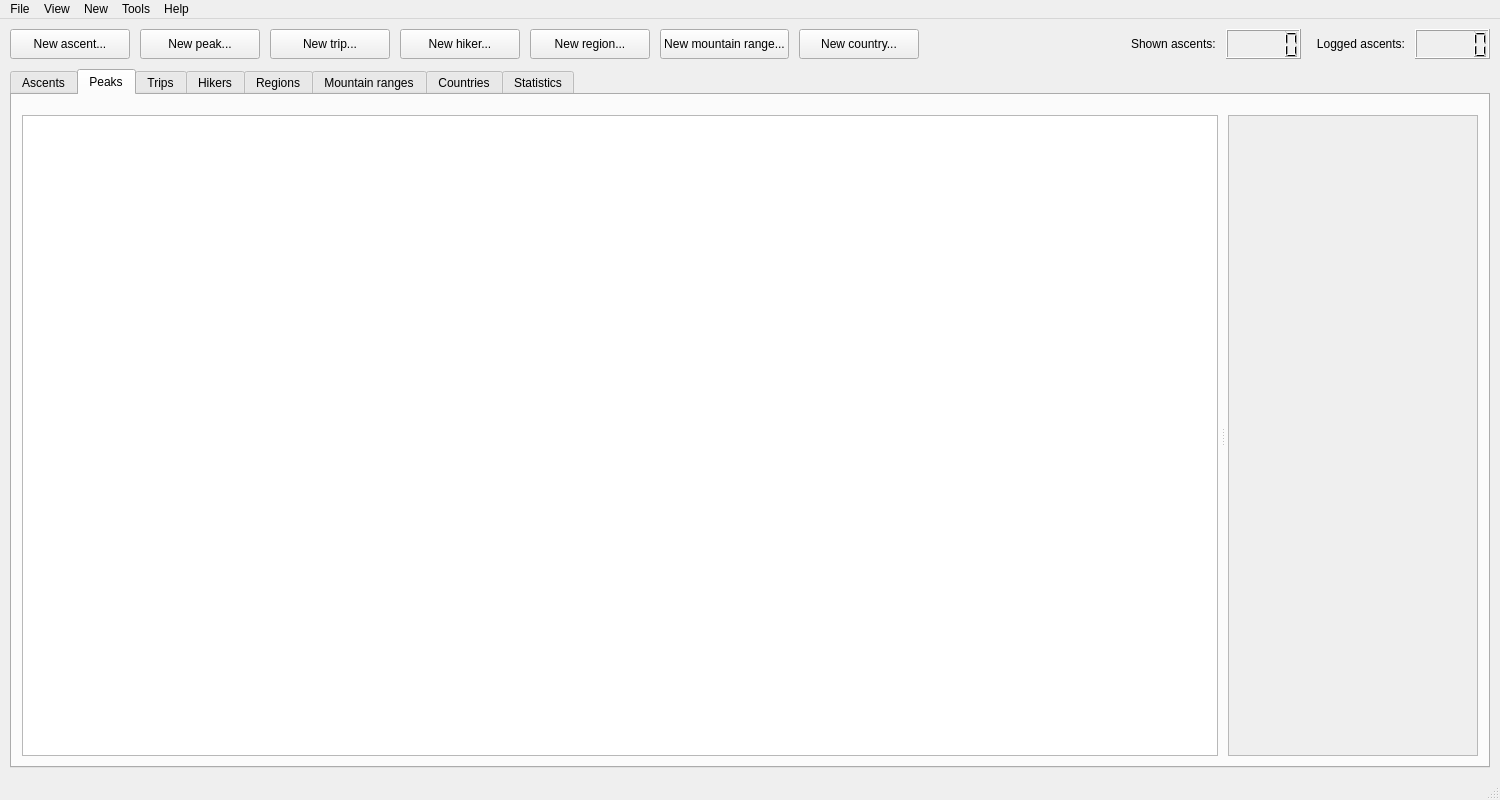
The window that src/ui/main_window.ui (svetter/pal) describes before a commit, drawn with Qt 5.
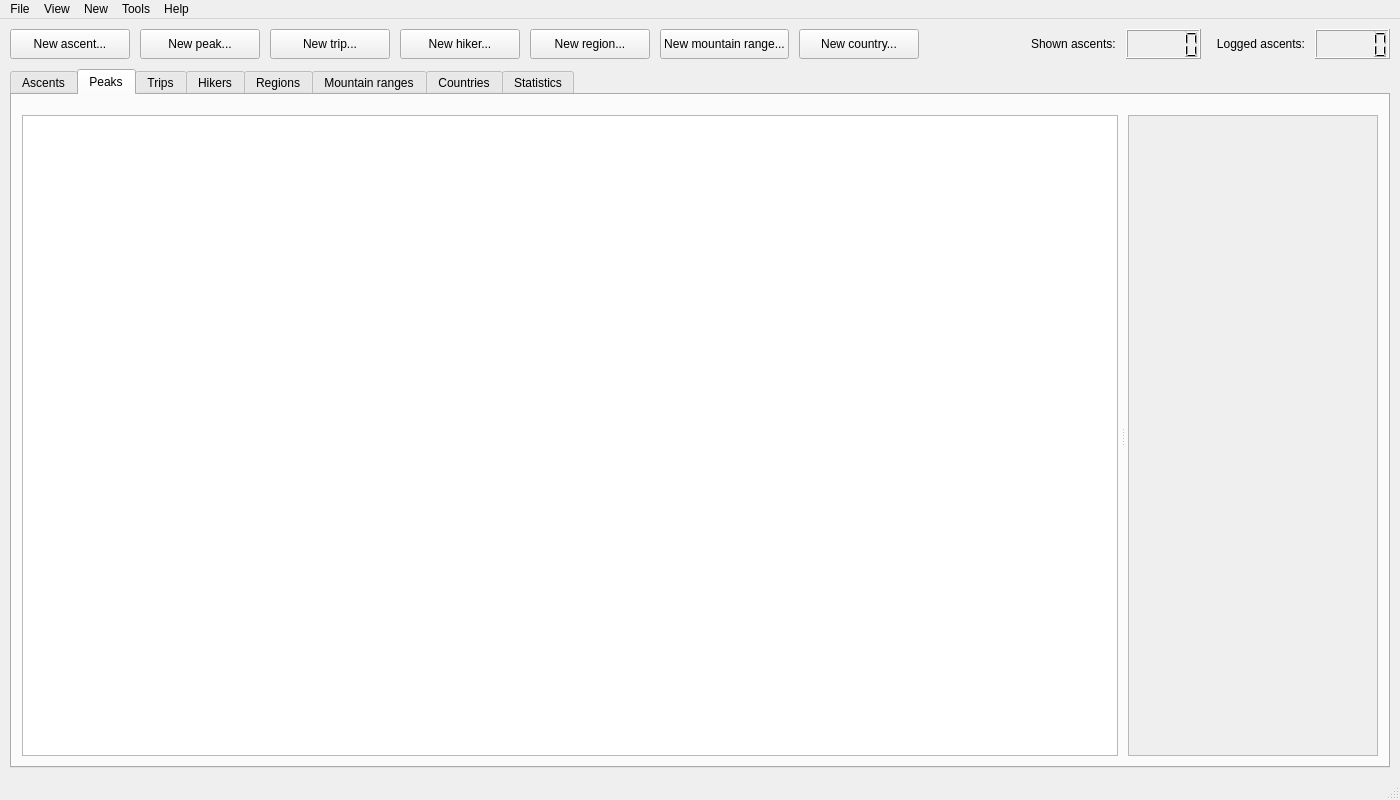
The same window after the commit. The open tabs and pages were chosen to show the change. Icons and pictures are not drawn. Custom widgets are drawn as their Qt base class.

What changed in the file:
```diff
--- a/src/ui/main_window.ui
+++ b/src/ui/main_window.ui
@@ -6,7 +6,7 @@
    <rect>
     <x>0</x>
     <y>0</y>
-    <width>1500</width>
+    <width>1400</width>
     <height>800</height>
    </rect>
   </property>
@@ -587,7 +587,7 @@
               <x>0</x>
               <y>0</y>
               <width>248</width>
-              <height>643</height>
+              <height>623</height>
              </rect>
             </property>
             <layout class="QVBoxLayout" name="peaksStatsScrollAreaLayout">
@@ -1301,7 +1301,7 @@
     <rect>
      <x>0</x>
      <y>0</y>
-     <width>1500</width>
+     <width>1400</width>
      <height>21</height>
     </rect>
    </property>
```
Left out of the diff: 21 changed lines with no effect on the pictures.
